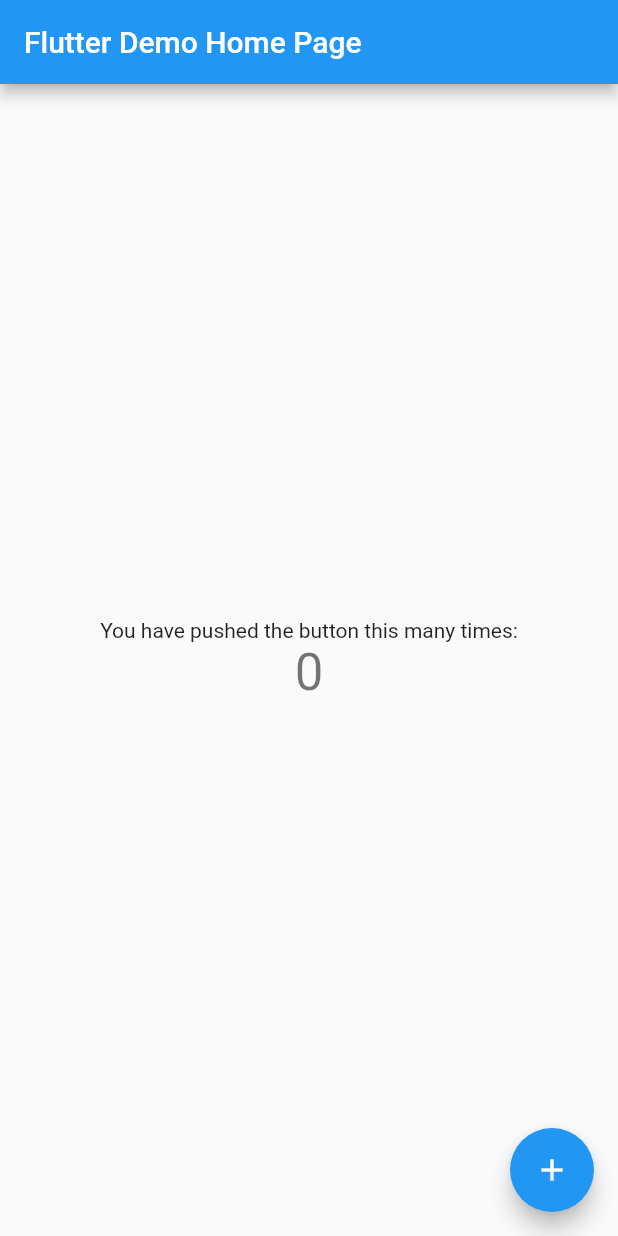
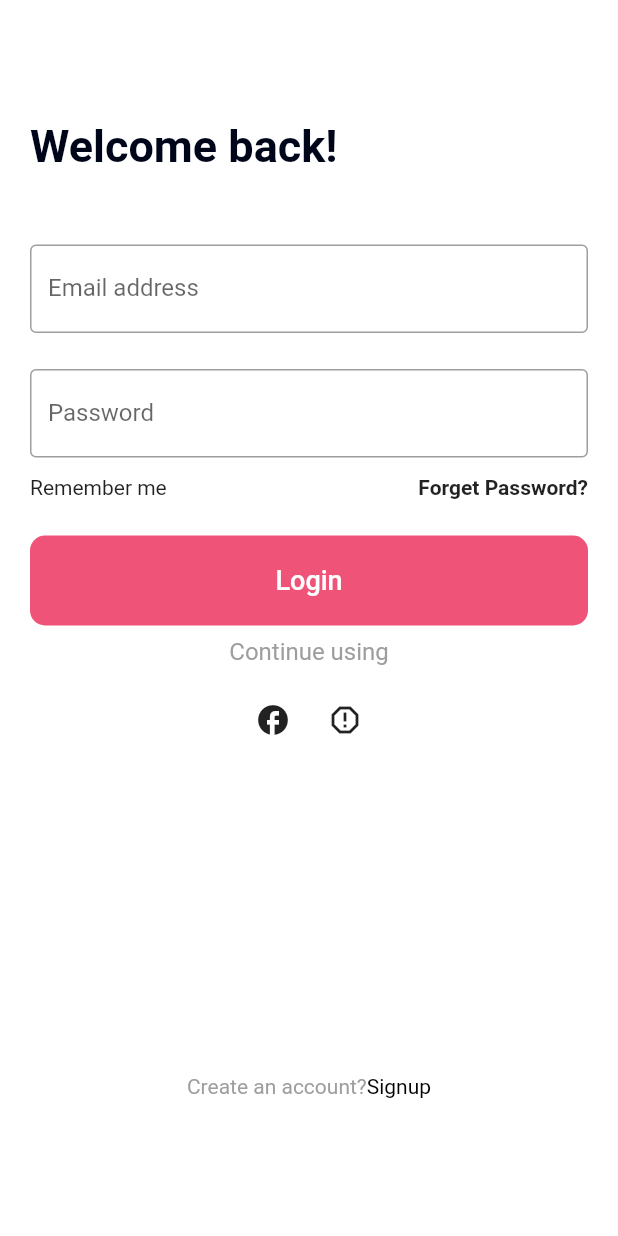
Before and after one commit to ashishmohapatra240/Gaiety, a Flutter app: the screen it shows after launch, on a phone screen of 412 x 824 dp. Run offline on Flutter 3.47's test engine with Material 2 defaults, Android fonts, the phone set to English and light mode, and no system bars; Roboto replaces fonts that are missing (Hind).

```diff
--- a/lib/main.dart
+++ b/lib/main.dart
@@ -1,4 +1,5 @@
 import 'package:flutter/material.dart';
+import 'package:gaiety/screens/signup_screen.dart';
 
 void main() {
   runApp(const MyApp());
@@ -10,106 +11,7 @@
   // This widget is the root of your application.
   @override
   Widget build(BuildContext context) {
-    return MaterialApp(
-      title: 'Flutter Demo',
-      theme: ThemeData(
-        // This is the theme of your application.
-        //
-        // Try running your application with "flutter run". You'll see the
-        // application has a blue toolbar. Then, without quitting the app, try
-        // changing the primarySwatch below to Colors.green and then invoke
-        // "hot reload" (press "r" in the console where you ran "flutter run",
-        // or simply save your changes to "hot reload" in a Flutter IDE).
-        // Notice that the counter didn't reset back to zero; the application
-        // is not restarted.
-        primarySwatch: Colors.blue,
-      ),
-      home: const MyHomePage(title: 'Flutter Demo Home Page'),
-    );
+    return LoginPage();
+
   }
 }
-
-class MyHomePage extends StatefulWidget {
-  const MyHomePage({super.key, required this.title});
-
-  // This widget is the home page of your application. It is stateful, meaning
-  // that it has a State object (defined below) that contains fields that affect
-  // how it looks.
-
-  // This class is the configuration for the state. It holds the values (in this
-  // case the title) provided by the parent (in this case the App widget) and
-  // used by the build method of the State. Fields in a Widget subclass are
-  // always marked "final".
-
-  final String title;
-
-  @override
-  State<MyHomePage> createState() => _MyHomePageState();
-}
-
-class _MyHomePageState extends State<MyHomePage> {
-  int _counter = 0;
-
-  void _incrementCounter() {
-    setState(() {
-      // This call to setState tells the Flutter framework that something has
-      // changed in this State, which causes it to rerun the build method below
-      // so that the display can reflect the updated values. If we changed
-      // _counter without calling setState(), then the build method would not be
-      // called again, and so nothing would appear to happen.
-      _counter++;
-    });
-  }
-
-  @override
-  Widget build(BuildContext context) {
-    // This method is rerun every time setState is called, for instance as done
-    // by the _incrementCounter method above.
-    //
-    // The Flutter framework has been optimized to make rerunning build methods
-    // fast, so that you can just rebuild anything that needs updating rather
-    // than having to individually change instances of widgets.
-    return Scaffold(
-      appBar: AppBar(
-        // Here we take the value from the MyHomePage object that was created by
-        // the App.build method, and use it to set our appbar title.
-        title: Text(widget.title),
-      ),
-      body: Center(
-        // Center is a layout widget. It takes a single child and positions it
-        // in the middle of the parent.
-        child: Column(
-          // Column is also a layout widget. It takes a list of children and
-          // arranges them vertically. By default, it sizes itself to fit its
-          // children horizontally, and tries to be as tall as its parent.
-          //
-          // Invoke "debug painting" (press "p" in the console, choose the
-          // "Toggle Debug Paint" action from the Flutter Inspector in Android
-          // Studio, or the "Toggle Debug Paint" command in Visual Studio Code)
-          // to see the wireframe for each widget.
-          //
-          // Column has various properties to control how it sizes itself and
-          // how it positions its children. Here we use mainAxisAlignment to
-          // center the children vertically; the main axis here is the vertical
-          // axis because Columns are vertical (the cross axis would be
-          // horizontal).
-          mainAxisAlignment: MainAxisAlignment.center,
-          children: <Widget>[
-            const Text(
-              'You have pushed the button this many times:',
-            ),
-            Text(
-              '$_counter',
-              style: Theme.of(context).textTheme.headline4,
-            ),
-          ],
-        ),
-      ),
-      floatingActionButton: FloatingActionButton(
-        onPressed: _incrementCounter,
-        tooltip: 'Increment',
-        child: const Icon(Icons.add),
-      ), // This trailing comma makes auto-formatting nicer for build methods.
-    );
-  }
-}
--- /dev/null
+++ b/lib/screens/signup_screen.dart
@@ -0,0 +1,292 @@
+import 'dart:ui';
+
+import 'package:flutter/material.dart';
+
+class LoginPage extends StatefulWidget {
+  const LoginPage({Key? key}) : super(key: key);
+
+  @override
+  State<LoginPage> createState() => _LoginPageState();
+}
+
+class _LoginPageState extends State<LoginPage> {
+  final _formKey = GlobalKey<FormState>();
+
+  // This widget is the root of your application.
+  @override
+  Widget build(BuildContext context) {
+    return MaterialApp(
+      debugShowCheckedModeBanner: false,
+      title: 'Transparent Login App',
+      home: Scaffold(
+        backgroundColor: Colors.white,
+        body: SingleChildScrollView(
+          child: SizedBox(
+            width: double.infinity,
+            child: Stack(
+              children: [
+                SizedBox(
+                  width: double.infinity,
+                  child: Padding(
+                    padding: const EdgeInsets.symmetric(horizontal: 20),
+                    child: Form(
+                      key: _formKey,
+                      child: Column(
+                        crossAxisAlignment: CrossAxisAlignment.start,
+                        children: [
+                          const SizedBox(
+                            height: 80,
+                          ),
+                          Text(
+                            'Welcome back!',
+                            style: const TextStyle(
+                              color: Color.fromRGBO(0, 6, 26, 1),
+                              fontFamily: 'Hind',
+                              fontWeight: FontWeight.w600,
+                              fontSize: 30,
+                            ),
+                          ),
+                          const SizedBox(
+                            height: 8,
+                          ),
+                          const SizedBox(
+                            height: 40,
+                          ),
+                          TextField(
+                              decoration: InputDecoration(
+                                  border: OutlineInputBorder(),
+                                  labelText: 'Email address',
+                                  hintText: 'Email address')),
+                          SizedBox(
+                            height: 24,
+                          ),
+                          Center(
+                            child: TextField(
+                                decoration: InputDecoration(
+                                    border: OutlineInputBorder(),
+                                    labelText: 'Password',
+                                    hintText: 'Password')),
+                          ),
+                          const SizedBox(
+                            height: 12,
+                          ),
+                          Row(
+                            mainAxisAlignment: MainAxisAlignment.spaceBetween,
+                            children: [
+                              Text('Remember me'),
+                              Text(
+                                'Forget Password?',
+                                style: TextStyle(fontWeight: FontWeight.bold),
+                              )
+                            ],
+                          ),
+                          SizedBox(
+                            height: 24,
+                          ),
+                          Container(
+                            width: double.infinity,
+                            height: 60,
+                            decoration: BoxDecoration(
+                              color: Color.fromRGBO(239, 84, 120, 1),
+                              borderRadius:
+                                  BorderRadius.all(Radius.circular(10)),
+                            ),
+                            child: TextButton(
+                              onPressed: () => {
+                                if (_formKey.currentState!.validate())
+                                  {
+                                    ScaffoldMessenger.of(context).showSnackBar(
+                                        SnackBar(
+                                            content: Text(
+                                                'Button moved to separate widget'))),
+                                  },
+                              },
+                              child: Text(
+                                "Login",
+                                style: const TextStyle(
+                                  color: Colors.white,
+                                  fontSize: 18,
+                                ),
+                              ),
+                            ),
+                          ),
+                          const SizedBox(
+                            height: 8,
+                          ),
+                          Center(
+                            child: Row(
+                              mainAxisAlignment: MainAxisAlignment.center,
+                              children: [
+                                Text(
+                                  'Continue using',
+                                  style: TextStyle(
+                                      fontSize: 16, color: Colors.grey),
+                                ),
+                              ],
+                            ),
+                          ),
+                          SizedBox(height: 24,),
+                          Row(
+                            mainAxisAlignment: MainAxisAlignment.center,
+                            children: [
+                              Icon(Icons.facebook),
+                              SizedBox(
+                                width: 24,
+                              ),
+                              Icon(Icons.report_gmailerrorred),
+                            ],
+                          ),
+                          Padding(
+                            padding: const EdgeInsets.only(top: 224),
+                            child: Center(child: Row(
+                              mainAxisAlignment: MainAxisAlignment.center,
+                              children: [
+                                Text('Create an account?',style: TextStyle(color: Colors.grey),),
+                                Text('Signup',style: TextStyle(color: Colors.black),),
+                              ],
+                            ),),
+                          )
+                        ],
+                      ),
+                    ),
+
+                  ),
+                ),
+              ],
+            ),
+          ),
+        ),
+      ),
+    );
+  }
+}
+
+Widget _signUpLabel(String label, Color textColor) {
+  return Text(
+    label,
+    style: const TextStyle(
+        color: Color.fromRGBO(40, 40, 40, 0.7),
+        fontWeight: FontWeight.bold,
+        fontSize: 18,
+        fontFamily: 'Hind'),
+  );
+}
+
+Widget _loginBtn() {
+  return Container(
+    width: double.infinity,
+    height: 60,
+    decoration: const BoxDecoration(
+      color: Color(0xff123456),
+      borderRadius: BorderRadius.all(Radius.circular(10)),
+    ),
+    child: TextButton(
+      onPressed: () => {},
+      child: Text(
+        "Login",
+        style: const TextStyle(
+          color: Colors.white,
+          fontWeight: FontWeight.w800,
+          fontSize: 24,
+          fontFamily: 'Hind',
+        ),
+      ),
+    ),
+  );
+}
+
+Widget _labelTextInput(String label, String hintText, bool isPassword) {
+  return Column(
+    crossAxisAlignment: CrossAxisAlignment.start,
+    children: [
+      TextFormField(
+        validator: (text) {
+          if (text == null || text.isEmpty) {
+            return 'Can\'t be empty';
+          }
+          if (text.length < 4) {
+            return 'Too short';
+          }
+          if (!RegExp(r'(^(?:[+0]9)?[0-9]{10,12}$)').hasMatch(text))
+            return 'Enter a valid number';
+          return null;
+        },
+        obscureText: isPassword,
+        cursorColor: Colors.red,
+        decoration: InputDecoration(
+          hintText: hintText,
+          hintStyle: const TextStyle(
+            color: Color.fromRGBO(94, 94, 94, 0.7),
+            fontWeight: FontWeight.w400,
+            fontSize: 20,
+            fontFamily: 'Hind',
+          ),
+          enabledBorder: const UnderlineInputBorder(
+            borderSide: BorderSide(
+              color: Color.fromRGBO(94, 94, 94, 0.7),
+            ),
+          ),
+        ),
+      ),
+    ],
+  );
+}
+
+Widget _labelTextInput2(String label, String hintText, bool isPassword) {
+  return Column(
+    crossAxisAlignment: CrossAxisAlignment.start,
+    children: [
+      TextFormField(
+        validator: (text) {
+          if (text == null || text.isEmpty) {
+            return 'Can\'t be empty';
+          }
+          if (text.length < 4) {
+            return 'Too short';
+          }
+          if (!RegExp(
+                  r"^[a-zA-Z0-9.a-zA-Z0-9.!#$%&'*+-/=?^_`{|}~]+@[a-zA-Z0-9]+\.[a-zA-Z]+")
+              .hasMatch(text)) return 'Enter a valid email';
+          return null;
+        },
+        obscureText: isPassword,
+        cursorColor: Colors.red,
+        decoration: InputDecoration(
+          hintText: hintText,
+          hintStyle: const TextStyle(
+            color: Color.fromRGBO(94, 94, 94, 0.7),
+            fontWeight: FontWeight.w400,
+            fontSize: 20,
+            fontFamily: 'Hind',
+          ),
+          enabledBorder: const UnderlineInputBorder(
+            borderSide: BorderSide(
+              color: Color.fromRGBO(94, 94, 94, 0.7),
+            ),
+          ),
+        ),
+      ),
+    ],
+  );
+}
+
+Widget _loginLabel() {
+  return Align(
+      alignment: Alignment.topLeft,
+      child: Column(
+        children: [
+          Text(
+            "Login to your account",
+            style: const TextStyle(
+              color: Color.fromRGBO(203, 203, 203, 1),
+              fontWeight: FontWeight.w500,
+              fontSize: 24,
+              fontFamily: 'Hind',
+            ),
+          ),
+          SizedBox(
+            height: 10,
+          ),
+        ],
+      ));
+}
```
Also changed, not shown: pubspec.lock.
